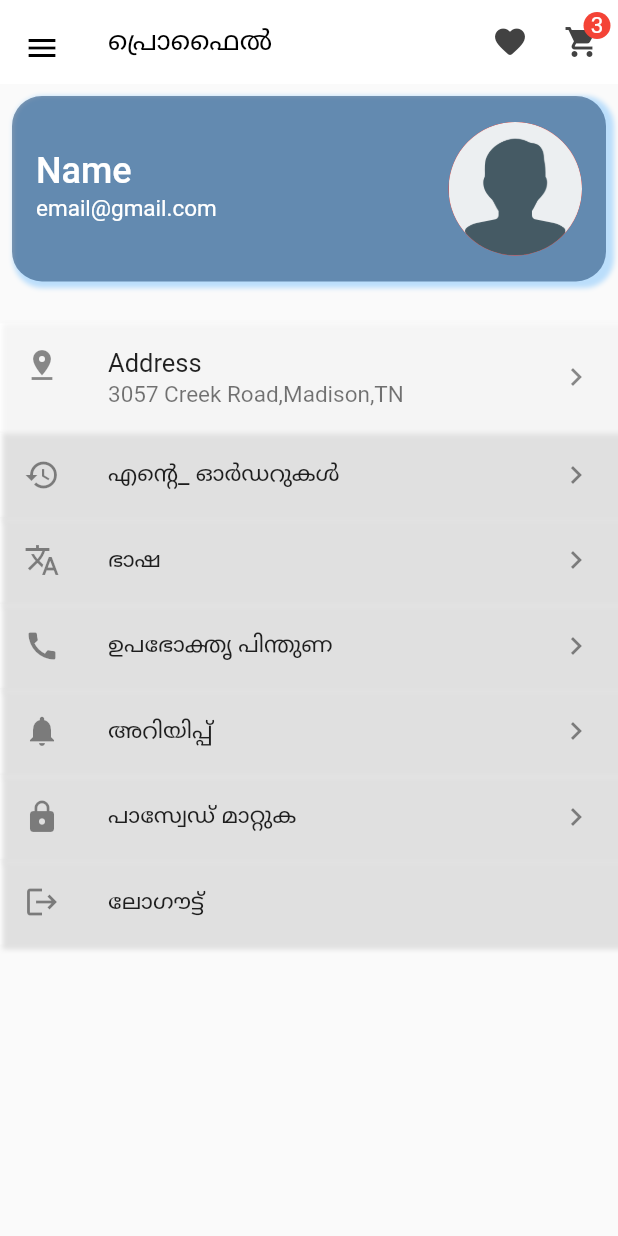
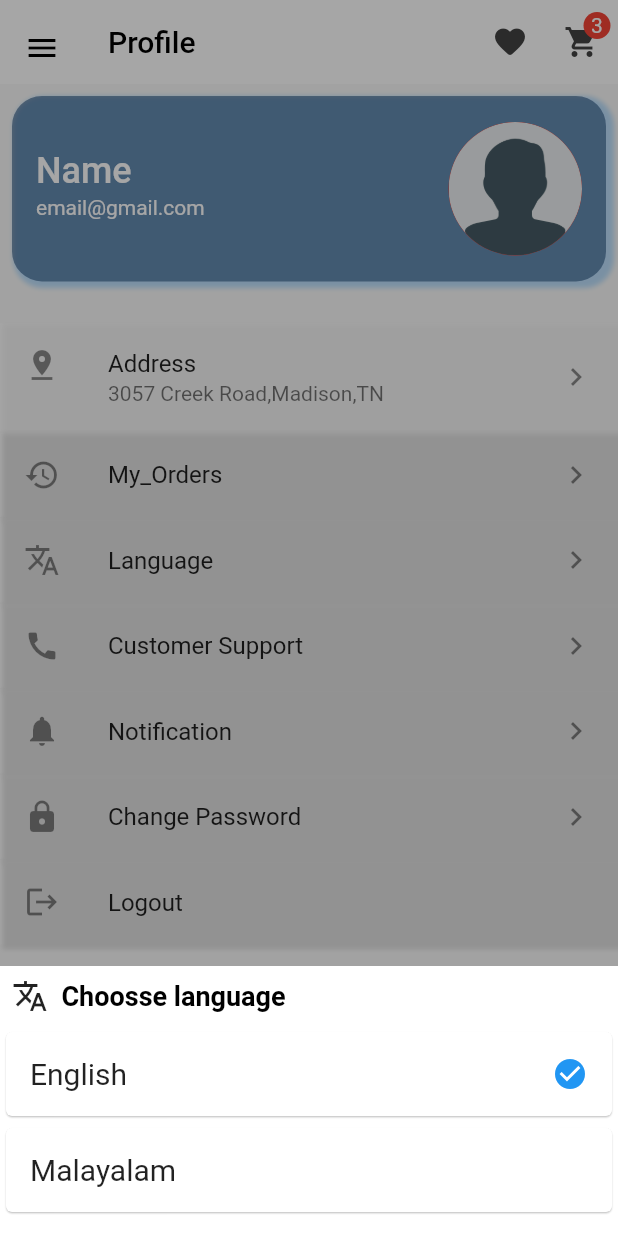
Before and after one commit to sunilimpereal/sanchika, a Flutter app: the Profile screen opened directly, after a tap on "Language", on a phone screen of 412 x 824 dp. Run offline on Flutter 3.47's test engine with Material 2 defaults, Android fonts, the light colour scheme and no system bars; our stand-ins replace bloc, carousel_slider, flutter_bloc, flutter_screenutil, flutter_svg, font_awesome_flutter and 5 more; missing offline and left inert: dart:ffi, favorite_button, otp_screen, swipedetector, translator; accounts and stored records are empty.

Commit message:
refavtored for language shared preferences

```diff
--- a/lib/main.dart
+++ b/lib/main.dart
@@ -30,6 +30,21 @@ class MyApp extends StatefulWidget {
 
 class _MyAppState extends State<MyApp> {
   Locale _locale;
+  void initState() {
+    super.initState();
+    checkLanguage();
+  }
+
+  void checkLanguage() async {
+    SharedPreferences preferences = await SharedPreferences.getInstance();
+    var language = preferences.getString('language');
+    if (language == 'malayalam') {
+      setState(() {
+        _locale = Locale('ml', 'IN');
+      });
+    }
+  }
+
   void setLocale(Locale locale) {
     setState(() {
       _locale = locale;
--- a/lib/pages/ui/screens/profile.dart
+++ b/lib/pages/ui/screens/profile.dart
@@ -8,6 +8,7 @@ import 'package:sanchika/model/language.dart';
 import 'package:sanchika/pages/authentication/login_page.dart';
 import 'package:sanchika/pages/ui/sub_screens/changePassword/password%20change.dart';
 import 'package:shared_preferences/shared_preferences.dart';
+import 'package:modal_bottom_sheet/modal_bottom_sheet.dart';
 import 'package:toast/toast.dart';
 
 class Profile extends StatefulWidget with NavigationStates {
@@ -21,15 +22,43 @@ class Profile extends StatefulWidget with NavigationStates {
 }
 
 class PprofileState extends State<Profile> {
-  void _changeLanguage(Language language) {
+  bool english;
+  bool malayalam;
+  void getLanguageTick() async {
+    SharedPreferences preferences = await SharedPreferences.getInstance();
+    if (preferences.getString('language') == 'malayalam') {
+      setState(() {
+        english = false;
+        malayalam = true;
+      });
+    } else {
+      setState(() {
+        english = true;
+        malayalam = false;
+      });
+    }
+  }
+
+  void _changeLanguage(Language language) async {
+    SharedPreferences preferences = await SharedPreferences.getInstance();
     Locale _temp;
     print(language.languageCode);
     switch (language.languageCode) {
       case 'en':
         _temp = Locale(language.languageCode, 'US');
+        preferences.setString('language', 'english');
+        setState(() {
+          english = true;
+          malayalam = false;
+        });
         break;
       case 'ml':
         _temp = Locale(language.languageCode, 'IN');
+        preferences.setString('language', 'malayalam');
+        setState(() {
+          english = false;
+          malayalam = true;
+        });
         break;
       default:
         _temp = Locale(language.languageCode, 'US');
@@ -260,8 +289,87 @@ class PprofileState extends State<Profile> {
               ),
               GestureDetector(
                 onTap: () {
-                  Language lan = Language(2, 'Malayalam', 'ml');
-                  _changeLanguage(lan);
+                  getLanguageTick();
+                  showMaterialModalBottomSheet(
+                    context: context,
+                    builder: (context) => Container(
+                      height: 180,
+                      width: MediaQuery.of(context).size.width,
+                      color: Colors.white,
+                      child: Column(
+                        children: [
+                          Padding(
+                            padding: const EdgeInsets.all(8.0),
+                            child: Row(
+                              children: [
+                                Icon(Icons.translate),
+                                Text(
+                                  '  Choosse language',
+                                  style: TextStyle(
+                                    color: Colors.black,
+                                    fontSize: 18,
+                                    fontWeight: FontWeight.bold,
+                                  ),
+                                ),
+                              ],
+                            ),
+                          ),
+                          Card(
+                            elevation: 0.5,
+                            child: ListTile(
+                              onTap: () {
+                                Language lan = Language(1, 'English', 'en');
+                                _changeLanguage(lan);
+                              },
+                              title: Text(
+                                'English',
+                                style: TextStyle(
+                                  fontSize: 20,
+                                  fontWeight: FontWeight.w400,
+                                ),
+                              ),
+                              trailing: english
+                                  ? Icon(
+                                      Icons.check_circle,
+                                      color: Colors.blue,
+                                    )
+                                  : SizedBox(
+                                      width: 10,
+                                      height: 10,
+                                    ),
+                            ),
+                          ),
+                          Card(
+                            elevation: 0.5,
+                            borderOnForeground: true,
+                            semanticContainer: true,
+                            child: ListTile(
+                              onTap: () {
+                                Language lan = Language(2, 'Malayalam', 'ml');
+                                _changeLanguage(lan);
+                              },
+                              title: Text(
+                                'Malayalam',
+                                style: TextStyle(
+                                  fontSize: 20,
+                                  fontWeight: FontWeight.w400,
+                                ),
+                              ),
+                              trailing: malayalam
+                                  ? Icon(
+                                      Icons.check_circle,
+                                      color: Colors.blue,
+                                    )
+                                  : SizedBox(
+                                      width: 10,
+                                      height: 10,
+                                    ),
+                            ),
+                          )
+                        ],
+                      ),
+                    ),
+                  );
                 },
                 child: Container(
                   decoration: BoxDecoration(
--- a/lib/pages/ui/widget/product_card.dart
+++ b/lib/pages/ui/widget/product_card.dart
@@ -3,6 +3,7 @@ import 'package:flutter/material.dart';
 import 'package:sanchika/model/product.dart';
 import 'package:sanchika/pages/ui/widget/crousal.dart';
 import 'package:sanchika/pages/ui/widget/product_view.dart';
+import 'package:shared_preferences/shared_preferences.dart';
 import 'package:translator/translator.dart';
 
 class Productcard extends StatefulWidget {
@@ -18,15 +19,24 @@ class Productcard extends StatefulWidget {
 class _ProductcardState extends State<Productcard> {
   String _selectedValue;
   String nameml = '';
+  void translate() async {
+    SharedPreferences preferences = await SharedPreferences.getInstance();
+    final translator = GoogleTranslator();
+    translator.translate(widget.product.name, to: 'ml').then((result) {
+      setState(() {
+        if (preferences.getString('language') == 'malayalam') {
+          nameml = result.text;
+        } else {
+          nameml = widget.product.name;
+        }
+      });
+    });
+  }
+
   @override
   void initState() {
     super.initState();
-    final translator = GoogleTranslator();
-    translator.translate(widget.product.name, to: 'ml').then((result) {
-      setState(() {
-        nameml = result.text;
-      });
-    });
+    translate();
   }
 
   @override
@@ -261,12 +271,12 @@ class _ProductcardState extends State<Productcard> {
     }
   }
 
-  String translate(String text) {
-    final translator = GoogleTranslator();
-    translator.translate(text, to: 'ml').then((result) {
-      print('result');
-      print(result);
-      return result.text;
-    });
-  }
+  // String translate(String text) {
+  //   final translator = GoogleTranslator();
+  //   translator.translate(text, to: 'ml').then((result) {
+  //     print('result');
+  //     print(result);
+  //     return result.text;
+  //   });
+  // }
 }
--- a/lib/services/api_service.dart
+++ b/lib/services/api_service.dart
@@ -133,6 +133,7 @@ class APIService {
     return products;
   }
 
+  // for now use this later remove it
   Future<List<Product>> getProductList(List<Product> productList) =>
       Future<List<Product>>.delayed(
         Duration(seconds: 3),
--- a/pubspec.yaml
+++ b/pubspec.yaml
@@ -46,6 +46,7 @@ dependencies:
   flutter_localizations: # Add this line
     sdk: flutter         # Add this line
   translator: ^0.1.5
+  modal_bottom_sheet: ^1.0.0+1
 dev_dependencies:
   flutter_test:
     sdk: flutter
```
Also changed, not shown: pubspec.lock.
